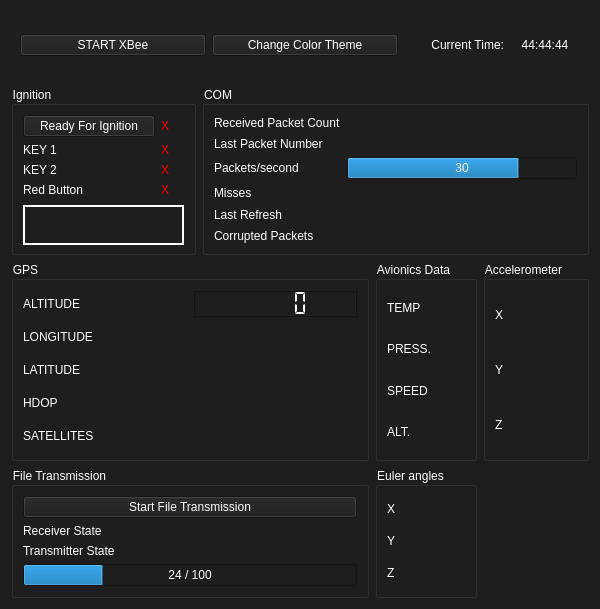
This is UI/ui_file/press_alt.ui in MorgesHAB/ERT2020GS as Qt 5 draws it before an edit. The edited form follows.
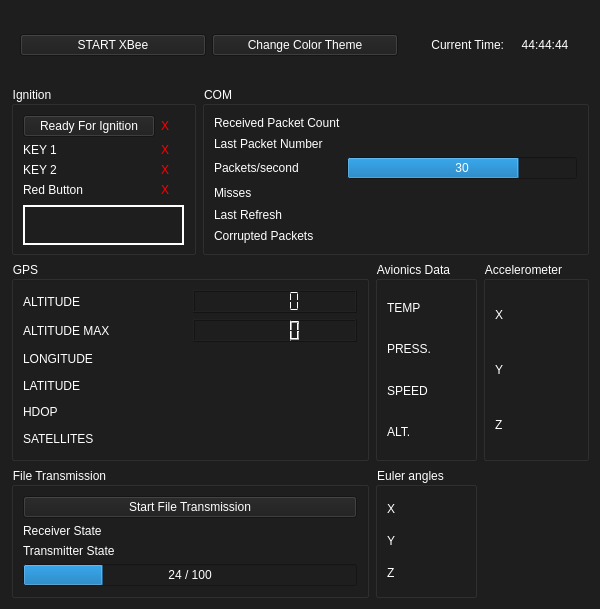
This is the edited form. Icons and pictures are not drawn.

The edit to the form file:
```diff
--- a/UI/ui_file/press_alt.ui
+++ b/UI/ui_file/press_alt.ui
@@ -733,21 +733,7 @@
       <string>GPS</string>
      </property>
      <layout class="QGridLayout" name="gridLayout_3">
-      <item row="1" column="0">
-       <widget class="QLabel" name="altitude_label_gps">
-        <property name="text">
-         <string>ALTITUDE</string>
-        </property>
-       </widget>
-      </item>
-      <item row="3" column="0">
-       <widget class="QLabel" name="latitude_label">
-        <property name="text">
-         <string>LATITUDE</string>
-        </property>
-       </widget>
-      </item>
-      <item row="3" column="1">
+      <item row="5" column="1">
        <widget class="QLabel" name="latitude_panel">
         <property name="minimumSize">
          <size>
@@ -760,20 +746,55 @@
         </property>
        </widget>
       </item>
-      <item row="2" column="0">
+      <item row="3" column="0">
        <widget class="QLabel" name="longitude_label">
         <property name="text">
          <string>LONGITUDE</string>
         </property>
        </widget>
       </item>
-      <item row="2" column="1">
+      <item row="6" column="1">
+       <widget class="QLabel" name="hdop_panel">
+        <property name="text">
+         <string/>
+        </property>
+       </widget>
+      </item>
+      <item row="5" column="0">
+       <widget class="QLabel" name="latitude_label">
+        <property name="text">
+         <string>LATITUDE</string>
+        </property>
+       </widget>
+      </item>
+      <item row="7" column="1">
+       <widget class="QLabel" name="sat_nbr_panel">
+        <property name="text">
+         <string/>
+        </property>
+       </widget>
+      </item>
+      <item row="1" column="0">
+       <widget class="QLabel" name="altitude_label_gps">
+        <property name="text">
+         <string>ALTITUDE</string>
+        </property>
+       </widget>
+      </item>
+      <item row="3" column="1">
        <widget class="QLabel" name="longitude_panel">
         <property name="text">
          <string/>
         </property>
        </widget>
       </item>
+      <item row="7" column="0">
+       <widget class="QLabel" name="sat_nbr_label">
+        <property name="text">
+         <string>SATELLITES</string>
+        </property>
+       </widget>
+      </item>
       <item row="1" column="1">
        <widget class="QLCDNumber" name="altitude_lcd_gps">
         <property name="smallDecimalPoint">
@@ -784,33 +805,22 @@
         </property>
        </widget>
       </item>
-      <item row="4" column="1">
-       <widget class="QLabel" name="hdop_panel">
-        <property name="text">
-         <string/>
-        </property>
-       </widget>
-      </item>
-      <item row="4" column="0">
+      <item row="6" column="0">
        <widget class="QLabel" name="hdop_label">
         <property name="text">
          <string>HDOP</string>
         </property>
        </widget>
       </item>
-      <item row="5" column="0">
-       <widget class="QLabel" name="sat_nbr_label">
+      <item row="2" column="0">
+       <widget class="QLabel" name="altitude_max_label">
         <property name="text">
-         <string>SATELLITES</string>
+         <string>ALTITUDE MAX</string>
         </property>
        </widget>
       </item>
-      <item row="5" column="1">
-       <widget class="QLabel" name="sat_nbr_panel">
-        <property name="text">
-         <string/>
-        </property>
-       </widget>
+      <item row="2" column="1">
+       <widget class="QLCDNumber" name="altitude_max_lcd"/>
       </item>
      </layout>
     </widget>
```
